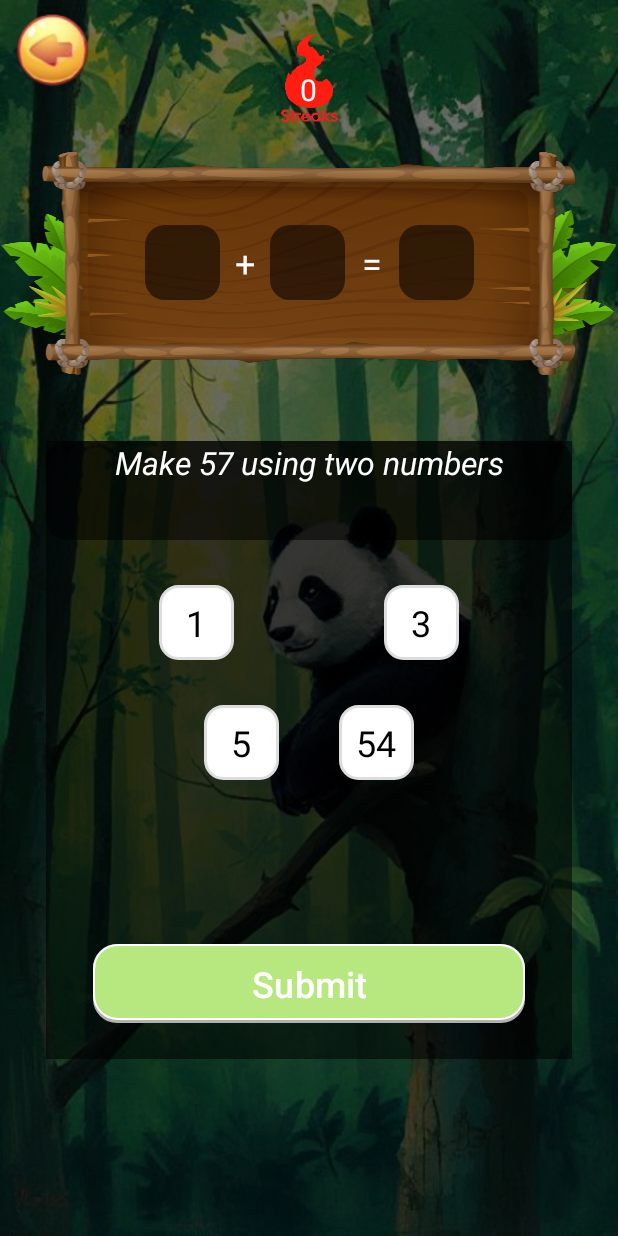
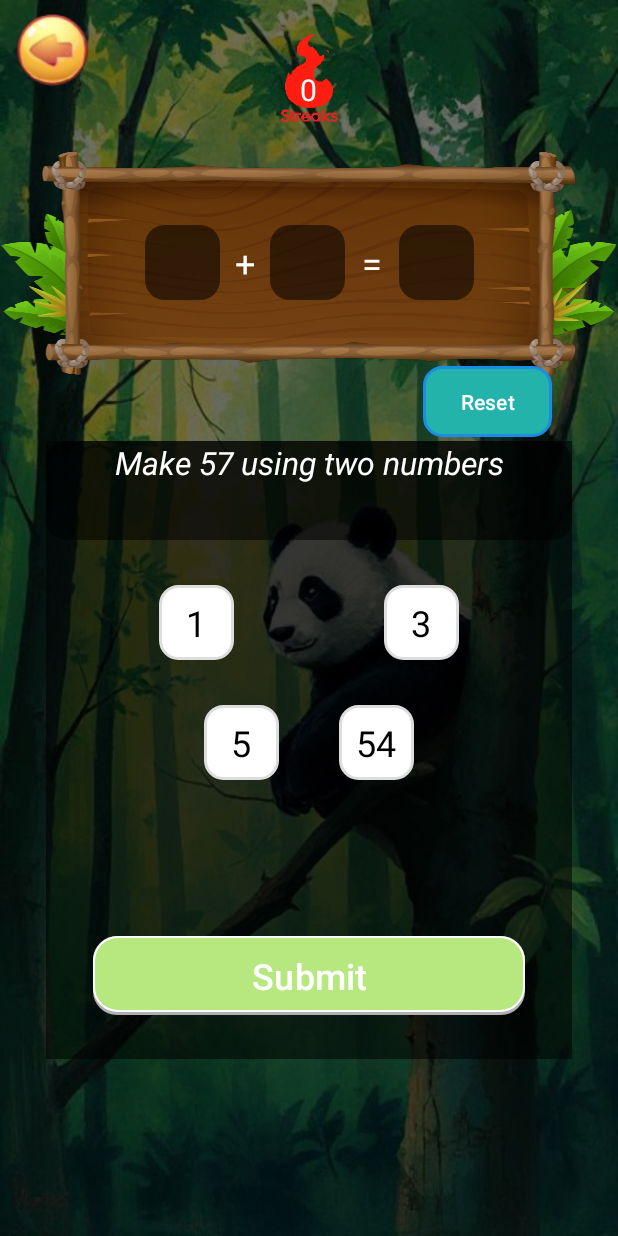
Before and after one commit to ONION4520x/MAD_Individual, an Android app: the NumberComposing screen opened directly, with no data from a screen before it, on a phone screen of 412 x 824 dp. Run offline under Robolectric (Android 15) with nearby library versions, the phone set to English and light mode, and no system bars.

Commit message:
pc_final1.0

```diff
--- a/app/src/main/java/com/example/mathascend/NumberComparing.java
+++ b/app/src/main/java/com/example/mathascend/NumberComparing.java
@@ -39,7 +39,7 @@ public class NumberComparing extends AppCompatActivity {
         setContentView(R.layout.activity_number_comparing);
 
         sharedPreferences = getSharedPreferences("GamePrefs", MODE_PRIVATE);
-        streaks = sharedPreferences.getInt("Current_Streaks", 0);
+        streaks = sharedPreferences.getInt("Current_Streaks_Comparing", 0);
 
         Pair<Integer, Integer> NumbersGenerated = RandomNumberGenerator();
         num1 = NumbersGenerated.first;
@@ -233,7 +233,7 @@ public class NumberComparing extends AppCompatActivity {
         }
 
         // Update streaks in SharedPreferences
-        editor.putInt("Current_Streaks", streaks);
+        editor.putInt("Current_Streaks_Comparing", streaks);
         editor.apply();
 
         // Update streaks display
--- a/app/src/main/java/com/example/mathascend/NumberComposing.java
+++ b/app/src/main/java/com/example/mathascend/NumberComposing.java
@@ -34,7 +34,7 @@ public class NumberComposing extends AppCompatActivity {
         setContentView(R.layout.activity_number_composing);
 
         sharedPreferences = getSharedPreferences("GamePrefs", MODE_PRIVATE);
-        streaks = sharedPreferences.getInt("Current_Streaks", 0);
+        streaks = sharedPreferences.getInt("Current_Streaks_Composing", 0);
 
         streakText = findViewById(R.id.streaks_composing);
         box1 = findViewById(R.id.box1);
@@ -161,7 +161,7 @@ public class NumberComposing extends AppCompatActivity {
             streaks = 0;
         }
 
-        editor.putInt("Current_Streaks", streaks);
+        editor.putInt("Current_Streaks_Composing", streaks);
         editor.apply();
         updateStreakDisplay();
     }
@@ -206,6 +206,16 @@ public class NumberComposing extends AppCompatActivity {
         answerBox.setBackgroundResource(R.drawable.text_display_box);
     }
 
+    public void ResetField(View v){
+        selectedNum1 = -1;
+        selectedNum2 = -1;
+        box1.setText("");
+        box2.setText("");
+        answerBox.setText("");
+        box1.setBackgroundResource(R.drawable.text_display_box);
+        box2.setBackgroundResource(R.drawable.text_display_box);
+    }
+
     public void ReturnToMenu(View v){
         Intent intent = new Intent(this, MainActivity.class);
         intent.setFlags(Intent.FLAG_ACTIVITY_CLEAR_TOP | Intent.FLAG_ACTIVITY_NEW_TASK);
--- a/app/src/main/java/com/example/mathascend/NumberOrdering.java
+++ b/app/src/main/java/com/example/mathascend/NumberOrdering.java
@@ -37,7 +37,7 @@ public class NumberOrdering extends AppCompatActivity {
         question = findViewById(R.id.question);
 
         sharedPreferences = getSharedPreferences("GamePrefs", MODE_PRIVATE);
-        streaks = sharedPreferences.getInt("Current_Streaks", 0);
+        streaks = sharedPreferences.getInt("Current_Streaks_Ordering", 0);
 
         // Initialize number TextViews
         num1View = findViewById(R.id.num1);
@@ -228,7 +228,7 @@ public class NumberOrdering extends AppCompatActivity {
             showDialog("Incorrect Order!", "Try again!");
         }
 
-        editor.putInt("Current_Streaks", streaks);
+        editor.putInt("Current_Streaks_Ordering", streaks);
         editor.apply();
         updateStreakDisplay();
     }
--- /dev/null
+++ b/app/src/main/res/drawable/reset_btn.xml
@@ -0,0 +1,14 @@
+<?xml version="1.0" encoding="utf-8"?>
+<layer-list xmlns:android="http://schemas.android.com/apk/res/android">
+
+
+    <!-- Main Box -->
+    <item>
+        <shape android:shape="rectangle">
+            <corners android:radius="12dp" />
+            <solid android:color="#23B3AB" /> <!-- White background -->
+            <stroke android:width="2dp" android:color="#1A8DE6" /> <!-- Light gray border -->
+        </shape>
+    </item>
+
+</layer-list>
--- a/app/src/main/res/layout/activity_number_comparing.xml
+++ b/app/src/main/res/layout/activity_number_comparing.xml
@@ -15,7 +15,7 @@
         android:background="#8A000000"
         app:layout_constraintBottom_toBottomOf="parent"
         app:layout_constraintEnd_toEndOf="parent"
-        app:layout_constraintHorizontal_bias="1.0"
+        app:layout_constraintHorizontal_bias="0.0"
         app:layout_constraintStart_toStartOf="parent"
         app:layout_constraintTop_toTopOf="parent"
         app:layout_constraintVertical_bias="0.0" />
@@ -129,6 +129,8 @@
         app:layout_constraintBottom_toBottomOf="@+id/view3"
         app:layout_constraintEnd_toEndOf="@+id/view3"
         app:layout_constraintStart_toStartOf="@+id/view3"
+        app:layout_constraintTop_toBottomOf="@+id/less_than"
+        app:layout_constraintVertical_bias="0.909"
         app:layout_constraintWidth_percent="0.7" />
 
     <ImageView
--- a/app/src/main/res/layout/activity_number_composing.xml
+++ b/app/src/main/res/layout/activity_number_composing.xml
@@ -1,6 +1,5 @@
 <?xml version="1.0" encoding="utf-8"?>
-<androidx.constraintlayout.widget.ConstraintLayout
-    xmlns:android="http://schemas.android.com/apk/res/android"
+<androidx.constraintlayout.widget.ConstraintLayout xmlns:android="http://schemas.android.com/apk/res/android"
     xmlns:app="http://schemas.android.com/apk/res-auto"
     xmlns:tools="http://schemas.android.com/tools"
     android:layout_width="match_parent"
@@ -14,10 +13,10 @@
         android:layout_width="match_parent"
         android:layout_height="match_parent"
         android:background="#8A000000"
-        app:layout_constraintTop_toTopOf="parent"
         app:layout_constraintBottom_toBottomOf="parent"
+        app:layout_constraintEnd_toEndOf="parent"
         app:layout_constraintStart_toStartOf="parent"
-        app:layout_constraintEnd_toEndOf="parent"/>
+        app:layout_constraintTop_toTopOf="parent" />
 
 
     <ImageView
@@ -37,29 +36,28 @@
         android:layout_width="wrap_content"
         android:layout_height="wrap_content"
         android:padding="10dp"
-        app:layout_constraintTop_toTopOf="parent"
+        app:layout_constraintEnd_toEndOf="parent"
         app:layout_constraintStart_toStartOf="parent"
-        app:layout_constraintEnd_toEndOf="parent">
+        app:layout_constraintTop_toTopOf="parent">
 
         <pl.droidsonroids.gif.GifImageView
             android:id="@+id/gifView"
             android:layout_width="81dp"
             android:layout_height="80dp"
-            android:src="@drawable/fire"
-            android:layout_gravity="center"/>
+            android:layout_gravity="center"
+            android:src="@drawable/fire" />
 
         <TextView
             android:id="@+id/streaks_composing"
             android:layout_width="wrap_content"
             android:layout_height="wrap_content"
             android:layout_gravity="center"
+            android:layout_marginTop="10dp"
             android:text=""
-            android:layout_marginTop="10dp"
             android:textAlignment="center"
             android:textColor="@color/white"
             android:textSize="20sp" />
     </FrameLayout>
-
 
 
     <ImageView
@@ -67,80 +65,92 @@
         android:layout_width="match_parent"
         android:layout_height="150dp"
         android:scaleType="fitXY"
-        app:srcCompat="@drawable/board11"
+        app:layout_constraintEnd_toEndOf="parent"
+        app:layout_constraintStart_toStartOf="parent"
         app:layout_constraintTop_toBottomOf="@id/layout1"
-        app:layout_constraintStart_toStartOf="parent"
-        app:layout_constraintEnd_toEndOf="parent"/>
+        app:srcCompat="@drawable/board11" />
 
+
+    <Button
+        android:layout_width="86dp"
+        android:layout_height="47dp"
+        android:layout_marginTop="8dp"
+        android:layout_marginEnd="44dp"
+        android:layout_marginBottom="8dp"
+        android:onClick="ResetField"
+        android:text="Reset"
+        android:textColor="@color/white"
+        app:backgroundTint="@null"
+        android:background="@drawable/reset_btn"
+        app:layout_constraintBottom_toTopOf="@+id/view3"
+        app:layout_constraintEnd_toEndOf="parent"
+        app:layout_constraintTop_toBottomOf="@+id/imageView4"
+        app:layout_constraintVertical_bias="0.727" />
 
     <LinearLayout
         android:id="@+id/layout2"
         android:layout_width="wrap_content"
         android:layout_height="wrap_content"
         android:orientation="horizontal"
-        app:layout_constraintTop_toTopOf="@id/imageView4"
         app:layout_constraintBottom_toBottomOf="@id/imageView4"
+        app:layout_constraintEnd_toEndOf="parent"
         app:layout_constraintStart_toStartOf="parent"
-        app:layout_constraintEnd_toEndOf="parent"
-        >
+        app:layout_constraintTop_toTopOf="@id/imageView4">
 
         <TextView
             android:id="@+id/box1"
             android:layout_width="50dp"
             android:layout_height="50dp"
+            android:background="@drawable/text_display_box"
+            android:bufferType="spannable"
             android:gravity="center"
             android:text=""
-            android:bufferType="spannable"
             android:textColor="@color/black"
-            android:textSize="24sp"
-            android:background="@drawable/text_display_box"/>
+            android:textSize="24sp" />
 
         <TextView
             android:id="@+id/arithmetic"
             android:layout_width="wrap_content"
             android:layout_height="50dp"
+            android:layout_marginStart="10dp"
+            android:layout_marginEnd="10dp"
             android:gravity="center"
             android:text=""
             android:textColor="@color/white"
-            android:textSize="24sp"
-            android:layout_marginStart="10dp"
-            android:layout_marginEnd="10dp"
-            />
+            android:textSize="24sp" />
 
         <TextView
             android:id="@+id/box2"
             android:layout_width="50dp"
             android:layout_height="50dp"
+            android:background="@drawable/text_display_box"
+            android:bufferType="spannable"
             android:gravity="center"
             android:text=""
-            android:bufferType="spannable"
             android:textColor="@color/black"
-            android:textSize="24sp"
-            android:background="@drawable/text_display_box"/>
+            android:textSize="24sp" />
 
         <TextView
             android:id="@+id/equalsign"
             android:layout_width="wrap_content"
             android:layout_height="50dp"
+            android:layout_marginStart="5dp"
+            android:layout_marginEnd="5dp"
             android:gravity="center"
             android:text=" = "
             android:textColor="@color/white"
-            android:textSize="24sp"
-            android:layout_marginStart="5dp"
-            android:layout_marginEnd="5dp"
-            />
+            android:textSize="24sp" />
 
         <TextView
             android:id="@+id/answerbox"
             android:layout_width="50dp"
             android:layout_height="50dp"
+            android:background="@drawable/text_display_box"
+            android:bufferType="spannable"
             android:gravity="center"
             android:text=""
-            android:bufferType="spannable"
             android:textColor="@color/black"
-            android:textSize="24sp"
-            android:background="@drawable/text_display_box"/>
-
+            android:textSize="24sp" />
 
 
     </LinearLayout>
@@ -152,8 +162,8 @@
         android:layout_marginTop="44dp"
         android:background="#8A000000"
         app:layout_constraintEnd_toEndOf="parent"
+        app:layout_constraintHeight_percent="0.5"
         app:layout_constraintStart_toStartOf="parent"
-        app:layout_constraintHeight_percent="0.5"
         app:layout_constraintTop_toBottomOf="@+id/imageView4"
         app:layout_constraintWidth_percent="0.85" />
 
@@ -163,24 +173,23 @@
         android:layout_width="0dp"
         android:layout_height="0dp"
         android:layout_marginTop="44dp"
+        android:background="@drawable/text_display_box"
         android:orientation="vertical"
         app:layout_constraintEnd_toEndOf="parent"
         app:layout_constraintHeight_percent="0.08"
         app:layout_constraintStart_toStartOf="parent"
         app:layout_constraintTop_toBottomOf="@+id/imageView4"
-        app:layout_constraintWidth_percent="0.85"
-        android:background="@drawable/text_display_box">
+        app:layout_constraintWidth_percent="0.85">
 
         <TextView
             android:id="@+id/question"
             android:layout_width="match_parent"
             android:layout_height="wrap_content"
+            android:gravity="center"
+            android:text=""
             android:textColor="@color/white"
-            android:gravity="center"
             android:textSize="21sp"
-            android:textStyle="italic"
-            android:text=""
-            />
+            android:textStyle="italic" />
 
     </LinearLayout>
 
@@ -189,14 +198,13 @@
         android:id="@+id/layout4"
         android:layout_width="0dp"
         android:layout_height="wrap_content"
+        android:layout_margin="30dp"
+        android:gravity="center"
         android:orientation="horizontal"
         app:layout_constraintEnd_toEndOf="parent"
         app:layout_constraintStart_toStartOf="parent"
         app:layout_constraintTop_toBottomOf="@+id/layout3"
-        app:layout_constraintWidth_percent="0.85"
-        android:gravity="center"
-        android:layout_margin="30dp"
-        >
+        app:layout_constraintWidth_percent="0.85">
 
         <TextView
             android:id="@+id/num1"
@@ -227,37 +235,35 @@
         android:id="@+id/layout5"
         android:layout_width="0dp"
         android:layout_height="wrap_content"
+        android:layout_margin="30dp"
+        android:gravity="center"
         android:orientation="horizontal"
         app:layout_constraintEnd_toEndOf="parent"
         app:layout_constraintStart_toStartOf="parent"
         app:layout_constraintTop_toBottomOf="@+id/layout4"
-        app:layout_constraintWidth_percent="0.85"
-        android:gravity="center"
-        android:layout_margin="30dp"
-        >
+        app:layout_constraintWidth_percent="0.85">
 
         <TextView
             android:id="@+id/num3"
             android:layout_width="50dp"
             android:layout_height="50dp"
+            android:layout_marginEnd="20dp"
+            android:background="@drawable/placeholder_bg_1_white"
             android:gravity="center"
             android:text="3"
             android:textColor="@color/black"
-            android:textSize="24sp"
-            android:background="@drawable/placeholder_bg_1_white"
-            android:layout_marginEnd="20dp"
-            />
+            android:textSize="24sp" />
 
         <TextView
             android:id="@+id/num4"
             android:layout_width="50dp"
             android:layout_height="50dp"
+            android:layout_marginStart="20dp"
+            android:background="@drawable/placeholder_bg_1_white"
             android:gravity="center"
             android:text="4"
             android:textColor="@color/black"
             android:textSize="24sp"
-            android:background="@drawable/placeholder_bg_1_white"
-            android:layout_marginStart="20dp"
 
             />
     </LinearLayout>
@@ -266,6 +272,7 @@
         android:id="@+id/btn_submit"
         android:layout_width="0dp"
         android:layout_height="wrap_content"
+        android:layout_marginTop="24dp"
         android:layout_marginBottom="24dp"
         android:background="@drawable/submitbtn_stateselector"
         android:text="Submit"
@@ -274,6 +281,8 @@
         app:layout_constraintBottom_toBottomOf="@+id/view3"
         app:layout_constraintEnd_toEndOf="@+id/view3"
         app:layout_constraintStart_toStartOf="@+id/view3"
+        app:layout_constraintTop_toBottomOf="@+id/layout5"
+        app:layout_constraintVertical_bias="0.937"
         app:layout_constraintWidth_percent="0.7" />
 
 
--- a/app/src/main/res/layout/activity_number_ordering.xml
+++ b/app/src/main/res/layout/activity_number_ordering.xml
@@ -172,7 +172,7 @@
         android:id="@+id/view3"
         android:layout_width="0dp"
         android:layout_height="0dp"
-        android:layout_marginTop="44dp"
+        android:layout_marginTop="20dp"
         android:background="#8A000000"
         app:layout_constraintEnd_toEndOf="parent"
         app:layout_constraintStart_toStartOf="parent"
@@ -185,10 +185,10 @@
         android:id="@+id/layout3"
         android:layout_width="0dp"
         android:layout_height="0dp"
-        android:layout_marginTop="44dp"
+        android:layout_marginTop="20dp"
         android:orientation="vertical"
         app:layout_constraintEnd_toEndOf="parent"
-        app:layout_constraintHeight_percent="0.08"
+        app:layout_constraintHeight_percent="0.1"
         app:layout_constraintStart_toStartOf="parent"
         app:layout_constraintTop_toBottomOf="@+id/imageView4"
         app:layout_constraintWidth_percent="0.85"
@@ -288,6 +288,7 @@
         android:id="@+id/btn_submit"
         android:layout_width="0dp"
         android:layout_height="wrap_content"
+        android:layout_marginTop="24dp"
         android:layout_marginBottom="24dp"
         android:background="@drawable/submitbtn_stateselector"
         android:text="Submit"
@@ -296,6 +297,7 @@
         app:layout_constraintBottom_toBottomOf="@+id/view3"
         app:layout_constraintEnd_toEndOf="@+id/view3"
         app:layout_constraintStart_toStartOf="@+id/view3"
+        app:layout_constraintTop_toBottomOf="@+id/layout5"
         app:layout_constraintWidth_percent="0.7" />
 
 
```
